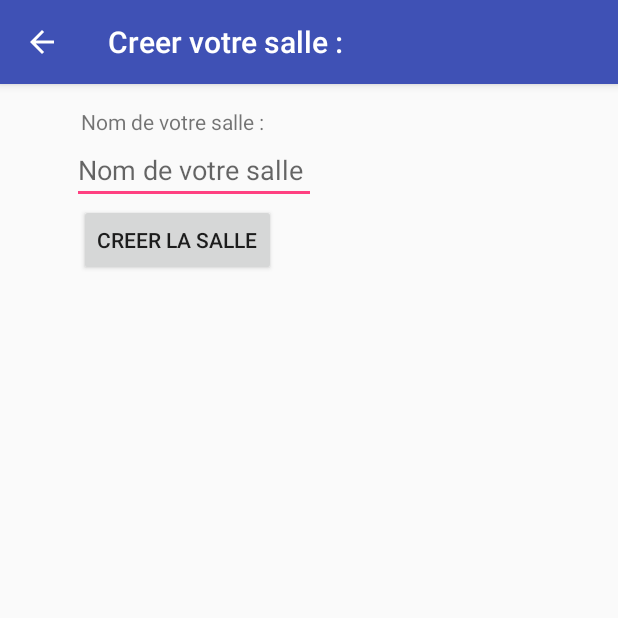
After one commit to BARREFlorian/imie-chat-client-android, an Android app: the CreateChannelActivity screen opened directly, with no data from a screen before it, on a phone screen of 412 x 824 dp, the top half of it. The commit adds this screen. Run offline under Robolectric (Android 15) with nearby library versions, the phone set to English and light mode, and no system bars.

Commit message:
les autres views

```diff
--- /dev/null
+++ b/app/src/main/java/calvoitmove/projett/CreateChannelActivity.java
@@ -0,0 +1,13 @@
+package calvoitmove.projett;
+
+import android.support.v7.app.AppCompatActivity;
+import android.os.Bundle;
+
+public class CreateChannelActivity extends AppCompatActivity {
+
+    @Override
+    protected void onCreate(Bundle savedInstanceState) {
+        super.onCreate(savedInstanceState);
+        setContentView(R.layout.activity_create_channel);
+    }
+}
--- /dev/null
+++ b/app/src/main/res/layout/activity_create_channel.xml
@@ -0,0 +1,61 @@
+<?xml version="1.0" encoding="utf-8"?>
+<android.support.constraint.ConstraintLayout xmlns:android="http://schemas.android.com/apk/res/android"
+    xmlns:app="http://schemas.android.com/apk/res-auto"
+    xmlns:tools="http://schemas.android.com/tools"
+    android:layout_width="match_parent"
+    android:layout_height="match_parent"
+    tools:context="calvoitmove.projett.CreateChannelActivity"
+    android:layout_margin="15dp">
+
+    <TextView
+
+
+
+        android:id="@+id/nom_salle"
+        android:layout_width="wrap_content"
+        android:layout_height="wrap_content"
+
+        android:text="Nom de votre salle :"
+
+
+        app:layout_constraintLeft_toLeftOf="parent"
+        app:layout_constraintRight_toRightOf="parent"
+        app:layout_constraintHorizontal_bias="0.15"
+
+        app:layout_constraintTop_toTopOf="parent"
+        app:layout_constraintBottom_toTopOf="@id/champ_nom_salle"
+
+    />
+
+    <EditText
+        android:id="@+id/champ_nom_salle"
+
+        android:layout_width="wrap_content"
+        android:layout_height="wrap_content"
+
+        app:layout_constraintLeft_toLeftOf="parent"
+        app:layout_constraintRight_toRightOf="parent"
+        app:layout_constraintHorizontal_bias="0.15"
+
+
+        app:layout_constraintTop_toBottomOf="@id/nom_salle"
+        app:layout_constraintBottom_toTopOf="@id/button_creer"
+
+        android:hint="Nom de votre salle "
+    />
+
+
+    <Button
+        android:id="@+id/button_creer"
+        android:layout_width="wrap_content"
+        android:layout_height="wrap_content"
+
+        app:layout_constraintLeft_toLeftOf="parent"
+        app:layout_constraintRight_toRightOf="parent"
+        app:layout_constraintTop_toBottomOf="@id/champ_nom_salle"
+        app:layout_constraintHorizontal_bias="0.15"
+
+
+        android:text="Creer la salle"
+    />
+</android.support.constraint.ConstraintLayout>
--- a/app/src/main/res/values/strings.xml
+++ b/app/src/main/res/values/strings.xml
@@ -1,3 +1,7 @@
 <resources>
     <string name="app_name">ProjetT</string>
+    <string name="select_channel_title">Selectionner votre salle:</string>
+    <string name="create_channel_title">Creer votre salle :</string>
+    <string name="join_channel_title">Rejoignez une salle :</string>
+
 </resources>
```
Also changed, not shown: app/src/main/AndroidManifest.xml (+12 -0 lines), app/src/main/java/calvoitmove/projett/ChannelActivity.java (added, +13 -0 lines), app/src/main/java/calvoitmove/projett/JoinChannelActivity.java (added, +13 -0 lines), app/src/main/java/calvoitmove/projett/SelectChannelActivity.java (added, +13 -0 lines), app/src/main/res/layout/activity_channel.xml (added, +38 -0 lines), app/src/main/res/layout/activity_join_channel.xml (added, +32 -0 lines), app/src/main/res/layout/activity_select_channel.xml (added, +45 -0 lines).
